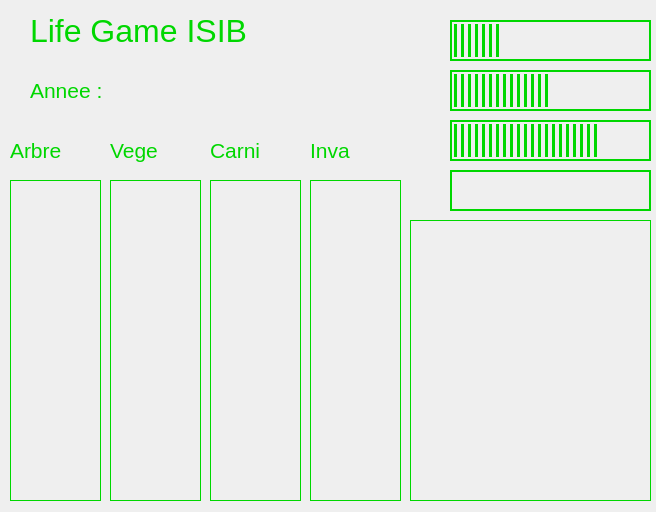
Old version of the form mainwindowlifegame.ui in the repository theRedMercury/ISIB_LifeGameClientV1.
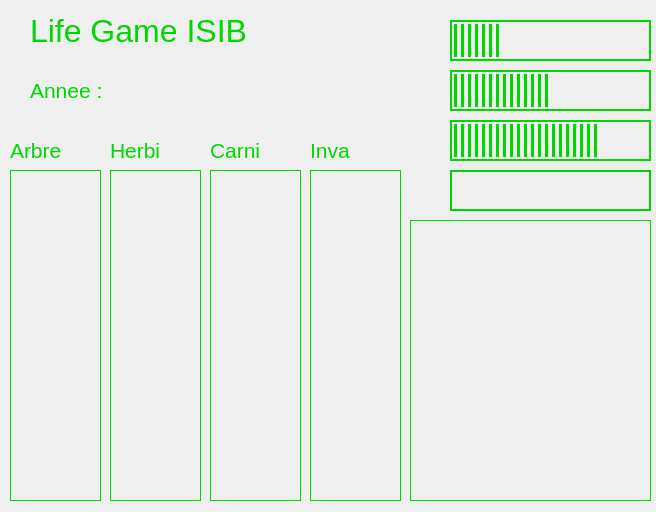
New version of the form. Icons and pictures are not drawn.

Diff of the .ui file:
```diff
--- a/mainwindowlifegame.ui
+++ b/mainwindowlifegame.ui
@@ -242,9 +242,9 @@
     <property name="geometry">
      <rect>
       <x>10</x>
-      <y>180</y>
+      <y>170</y>
       <width>91</width>
-      <height>321</height>
+      <height>331</height>
      </rect>
     </property>
     <property name="styleSheet">
@@ -268,9 +268,9 @@
     <property name="geometry">
      <rect>
       <x>110</x>
-      <y>180</y>
+      <y>170</y>
       <width>91</width>
-      <height>321</height>
+      <height>331</height>
      </rect>
     </property>
     <property name="styleSheet">
@@ -294,9 +294,9 @@
     <property name="geometry">
      <rect>
       <x>210</x>
-      <y>180</y>
+      <y>170</y>
       <width>91</width>
-      <height>321</height>
+      <height>331</height>
      </rect>
     </property>
     <property name="styleSheet">
@@ -346,9 +346,9 @@
     <property name="geometry">
      <rect>
       <x>310</x>
-      <y>180</y>
+      <y>170</y>
       <width>91</width>
-      <height>321</height>
+      <height>331</height>
      </rect>
     </property>
     <property name="styleSheet">
@@ -407,7 +407,7 @@
      <string notr="true">color: rgb(0, 215, 0);</string>
     </property>
     <property name="text">
-     <string>Vege</string>
+     <string>Herbi</string>
     </property>
    </widget>
    <widget class="QLabel" name="labelArbre_3">
```
